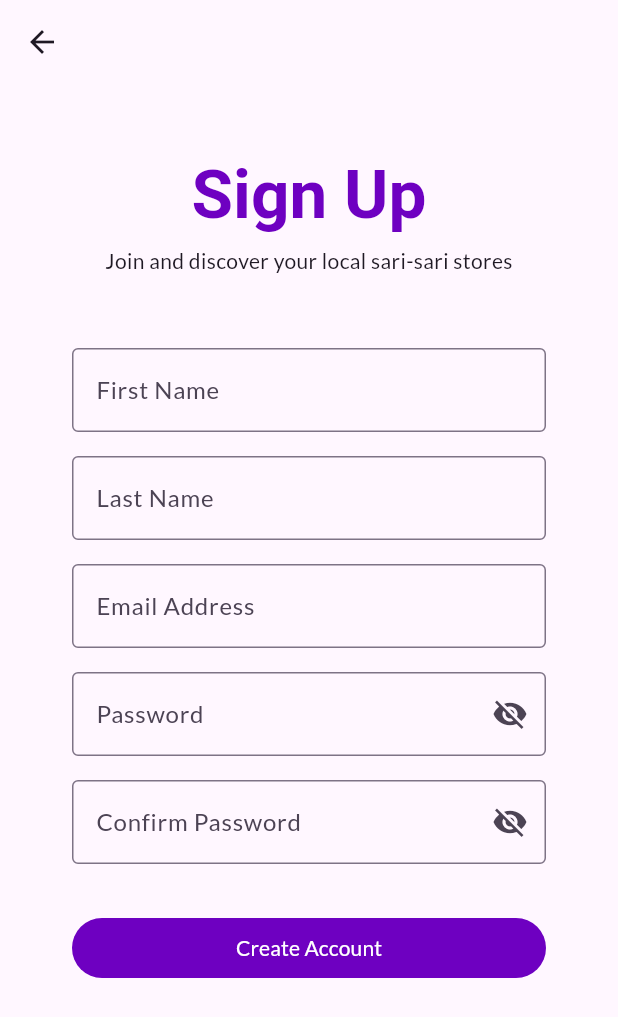
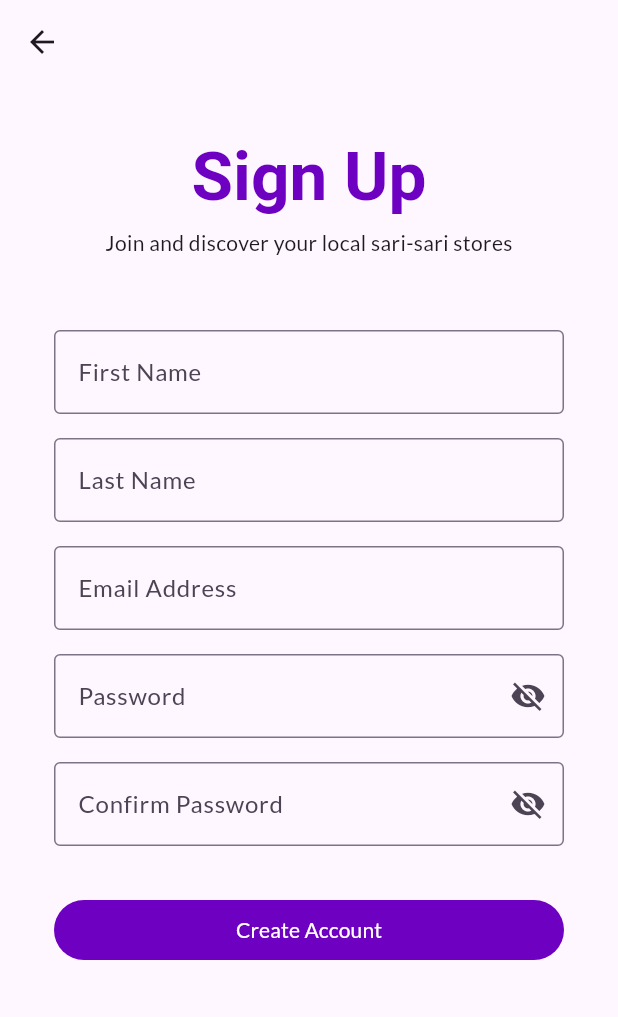
Before and after one commit to ligaya-milangela/tindahanap, a Flutter app: the screen it shows after launch, after a tap on "Sign Up!", on a phone screen of 412 x 824 dp. Shown: the top 1017 px of the screen. Run offline on Flutter 3.47's test engine with Material 3 defaults, Android fonts, the phone set to English and light mode, and no system bars; our stand-ins replace cloud_firestore, email_validator, firebase_auth, firebase_core, flutter_map, geolocator and 2 more; accounts and stored records are empty; Roboto replaces fonts that are missing (Pridi).

Commit message:
Update UI spacing and password visibility in Login and Signup UI

```diff
--- a/lib/screens/login_screen.dart
+++ b/lib/screens/login_screen.dart
@@ -16,6 +16,7 @@ class _LoginScreenState extends State<LoginScreen> {
   final _authService = AuthService();
   final _emailController = TextEditingController();
   final _passwordController = TextEditingController();
+  bool _passwordVisible = false;
 
   @override
   void dispose() {
@@ -70,7 +71,7 @@ class _LoginScreenState extends State<LoginScreen> {
 
     return Scaffold(
       body: Container(
-        padding: const EdgeInsets.only(left: 48.0, top: 96.0, right: 48.0),
+        padding: const EdgeInsets.fromLTRB(36.0, 96.0, 36.0, 0.0),
         child: Column(
           children: [
             Padding(
@@ -107,12 +108,24 @@ class _LoginScreenState extends State<LoginScreen> {
 
                   TextFormField(
                     controller: _passwordController,
-                    decoration: const InputDecoration(
+                    decoration: InputDecoration(
                       labelText: 'Password',
                       prefixIcon: Icon(Icons.key),
+                      suffixIcon: IconButton(
+                      onPressed: () {
+                        setState(() {
+                          _passwordVisible = !_passwordVisible;
+                        });
+                      },
+                      icon: Icon(
+                        _passwordVisible
+                        ? Icons.visibility
+                        : Icons.visibility_off
+                      ),
+                    ),
                       border: OutlineInputBorder(),
                     ),
-                    obscureText: true,
+                    obscureText: !_passwordVisible,
                     validator: passwordValidator,
                   ),
 
--- a/lib/screens/signup_screen.dart
+++ b/lib/screens/signup_screen.dart
@@ -118,7 +118,7 @@ class _SignupScreenState extends State<SignupScreen> {
         ),
       ),
       body: ListView(
-        padding: const EdgeInsets.fromLTRB(48.0, 48.0, 48.0, 0.0),
+        padding: const EdgeInsets.fromLTRB(36.0, 36.0, 36.0, 0.0),
         children: [
           Text(
             'Sign Up',
```
